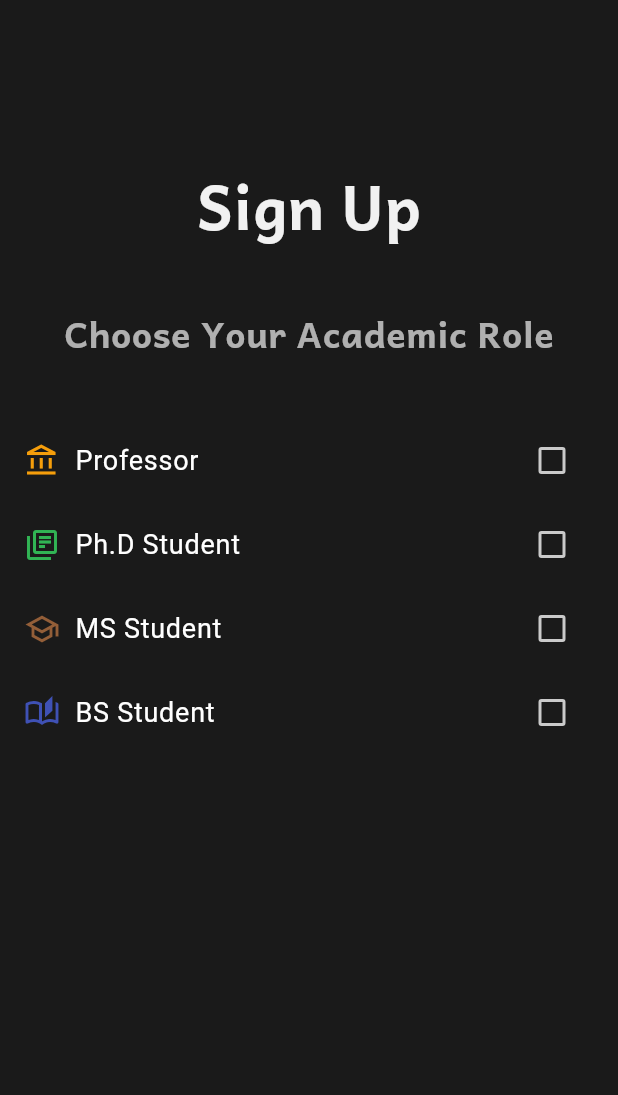
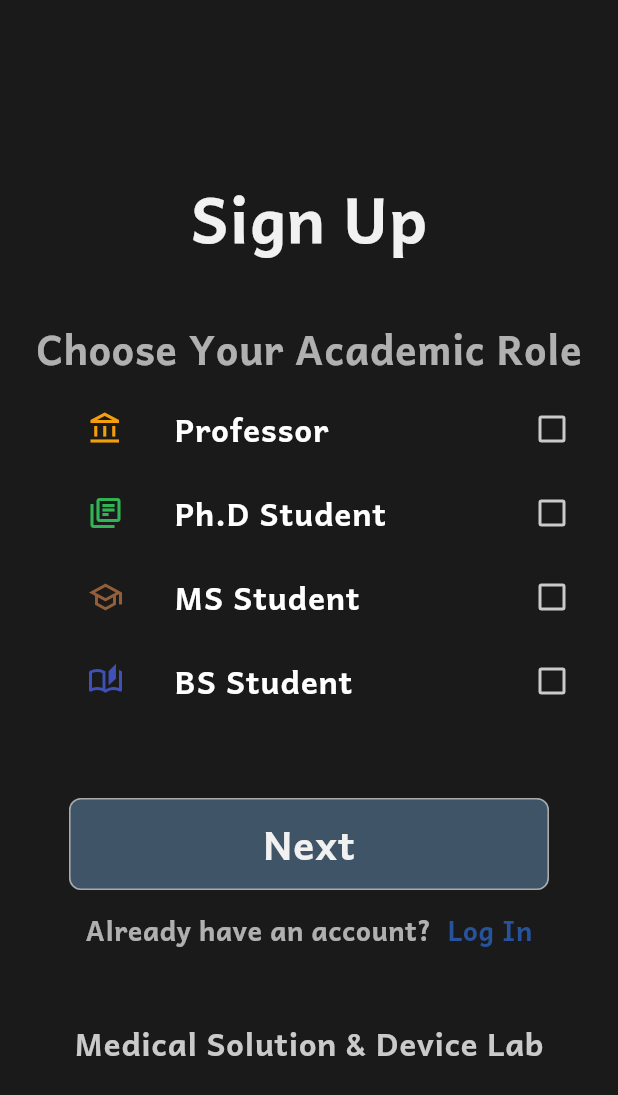
Before and after one commit to seungminhan2631/msdl, a Flutter app: the ChooseRole screen opened directly, on a phone screen of 412 x 824 dp. Shown: the top 1095 px of the screen. Run offline on Flutter 3.47's test engine with Material 3 defaults, Android fonts, the phone set to English and light mode, and no system bars.

Commit message:
CHOOSE_ROLE_SREEN 끝!
UPDATE

```diff
--- a/lib/features/screens/authentication/choose_role.dart
+++ b/lib/features/screens/authentication/choose_role.dart
@@ -1,5 +1,7 @@
 import 'package:flutter/cupertino.dart';
 import 'package:flutter/material.dart';
+import 'package:msdl/commons/widgets/bottomMsdl.dart';
+import 'package:msdl/commons/widgets/buttons/customButton.dart';
 import 'package:msdl/commons/widgets/toptitle.dart';
 import 'package:msdl/constants/gaps.dart';
 import 'package:msdl/constants/size_config.dart';
@@ -18,6 +20,7 @@ class ChooseRole extends StatefulWidget {
 
 class _ChooseRoleState extends State<ChooseRole> {
   List<bool> isChecked = [false, false, false, false];
+  int? selectedIndex;
 
   final List<IconData> icons = [
     Icons.account_balance_outlined,
@@ -49,9 +52,13 @@ class _ChooseRoleState extends State<ChooseRole> {
   ];
 
   List<bool> selectedRoles = [false, false, false, false]; // 체크 상태 관리
-  void _onClick(bool? value, int index) {
+  void _onClick(int index) {
     setState(() {
-      selectedRoles[index] = value ?? false;
+      if (selectedIndex == index) {
+        selectedIndex = null; // 같은 항목을 누르면 선택 해제
+      } else {
+        selectedIndex = index; // 새 항목 선택
+      }
     });
   }
 
@@ -64,6 +71,7 @@ class _ChooseRoleState extends State<ChooseRole> {
         padding: EdgeInsets.symmetric(vertical: Sizes.size96 + Sizes.size12),
         child: Center(
           child: Column(
+            mainAxisSize: MainAxisSize.max,
             children: [
               TopTitle(text: "Sign Up"),
               Gaps.v40,
@@ -73,34 +81,74 @@ class _ChooseRoleState extends State<ChooseRole> {
                 fontWeight: FontWeight.w700,
                 opacity: 0.7,
               ),
-              Gaps.v40,
-              Expanded(
+              Gaps.v7,
+              Flexible(
                 child: ListView.builder(
+                  //아래 두개 :1. 공간차지를 리스트 인덱스 개수까지, 2.스크롤 X
+                  shrinkWrap: true,
+                  physics: NeverScrollableScrollPhysics(),
                   itemCount: roles.length,
                   itemBuilder: (context, index) {
                     return CheckboxListTile(
-                      title: Row(
+                      title: Padding(
+                        padding: EdgeInsets.symmetric(horizontal: Sizes.size40),
+                        child: Row(
+                          mainAxisAlignment: MainAxisAlignment.start,
                           children: [
                             Icon(
                               icons[index],
                               color: _iconColor(index),
                             ),
-                          SizedBox(width: 10),
+                            Gaps.h32,
                             Text(
                               roles[index],
-                            style: TextStyle(color: Colors.white, fontSize: 18),
+                              style: TextStyle(
+                                fontFamily: "Andika",
+                                fontWeight: FontWeight.bold,
+                                color: Colors.white,
+                                fontSize: Sizes.size20,
+                              ),
                             ),
                           ],
                         ),
-                      value: selectedRoles[index], // ✅ 체크 상태 연결
-                      activeColor: Colors.white,
-                      checkColor: Colors.black,
-                      onChanged: (value) =>
-                          _onClick(value, index), // ✅ 함수 참조 오류 수정
+                      ),
+                      value: selectedIndex == index,
+                      activeColor: Color(0xffFFFFFF),
+                      checkColor: msdlTheme.shadowColor,
+                      onChanged: (value) => _onClick(index),
                     );
                   },
                 ),
-              )
+              ),
+              Gaps.v56,
+              CustomButton(text: "Next"),
+              Gaps.v14,
+              Row(
+                mainAxisAlignment: MainAxisAlignment.center,
+                children: [
+                  Text(
+                    "Already have an account?",
+                    style: TextStyle(
+                      fontSize: Sizes.size16 + Sizes.size1,
+                      color: Color(0xffF1F1F1).withOpacity(0.7),
+                      fontFamily: "Andika",
+                      fontWeight: FontWeight.bold,
+                    ),
+                  ),
+                  Gaps.h10,
+                  Text(
+                    "Log In",
+                    style: TextStyle(
+                      fontSize: Sizes.size16 + Sizes.size1,
+                      color: Color(0xff26539C),
+                      fontFamily: "Andika",
+                      fontWeight: FontWeight.bold,
+                    ),
+                  ),
+                ],
+              ),
+              Gaps.v48,
+              SelfIntro()
             ],
           ),
         ),
--- a/lib/features/screens/authentication/create_account.dart
+++ b/lib/features/screens/authentication/create_account.dart
@@ -1,7 +1,7 @@
 import 'package:flutter/material.dart';
+import 'package:msdl/commons/widgets/bottomMsdl.dart';
 import 'package:msdl/commons/widgets/buttons/CustomButton.dart';
 import 'package:msdl/commons/widgets/buttons/CustomTextField.dart';
-import 'package:msdl/commons/widgets/self_intro.dart';
 import 'package:msdl/commons/widgets/toptitle.dart';
 import 'package:msdl/constants/gaps.dart';
 import 'package:msdl/constants/size_config.dart';
@@ -88,13 +88,15 @@ class _CreateAccountState extends State<CreateAccount> {
             Column(
               crossAxisAlignment: CrossAxisAlignment.center,
               children: [
-                CustomButton(),
+                CustomButton(
+                  text: "Next",
+                ),
                 Gaps.v10, // 버튼과 간격 조절
                 Row(
                   mainAxisAlignment: MainAxisAlignment.center,
                   children: [
                     TopTitle(
-                      title: "Already have an account?",
+                      text: "Already have an account?",
                       fontSize: Sizes.size16 + Sizes.size1,
                       fontWeight: FontWeight.w700,
                       opacity: 0.7,
--- a/lib/main.dart
+++ b/lib/main.dart
@@ -25,8 +25,9 @@ class msdl extends StatelessWidget {
           ),
           initialRoute: "/",
           routes: {
-            "/": (context) => CreateAccount(),
-            "/chooseRole_Screen": (context) => CreateAccount(),
+            "/": (context) => login_Screen(),
+            "/chooseRole_Screen": (context) => ChooseRole(),
+            "/createAccount_Screen": (context) => CreateAccount(),
           },
         );
       },
```
Also changed, not shown: lib/commons/widgets/buttons/CustomTextField.dart (+5 -3 lines), lib/commons/widgets/bottomMsdl.dart (renamed from lib/commons/widgets/self_intro.dart). Lines whose indentation alone changed are shown as unchanged.
